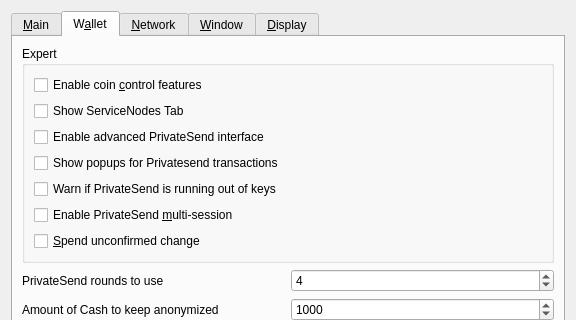
Before: the Qt Designer form src/qt/forms/optionsdialog.ui in Zero-Dynamics/cash-core, drawn with Qt 5; both pictures show x 0 to 576 and y 0 to 320 of the 576 by 494 pixel window.
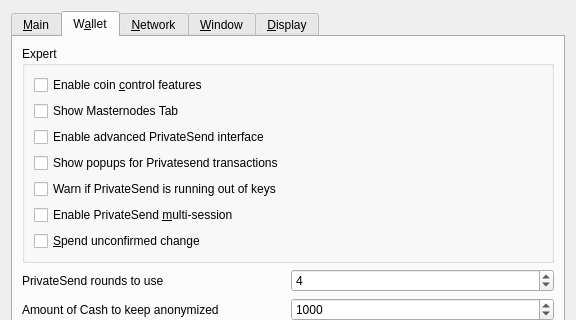
After: the same form once the commit is applied. The open tabs and pages were chosen to show the change. Custom widgets are drawn as their Qt base class.

Commit message: Revert ServiceNodes back to Masternodes

The edit to the form file:
```diff
--- a/src/qt/forms/optionsdialog.ui
+++ b/src/qt/forms/optionsdialog.ui
@@ -163,7 +163,7 @@
              <string>Show additional tab listing all your ServiceNodes in first sub-tab&lt;br/&gt;and all ServiceNodes on the network in second sub-tab.</string>
             </property>
             <property name="text">
-             <string>Show ServiceNodes Tab</string>
+             <string>Show Masternodes Tab</string>
             </property>
            </widget>
           </item>
```
Left out of the diff: 6 changed lines with no effect on the pictures. The commit also changes 161 other files.
